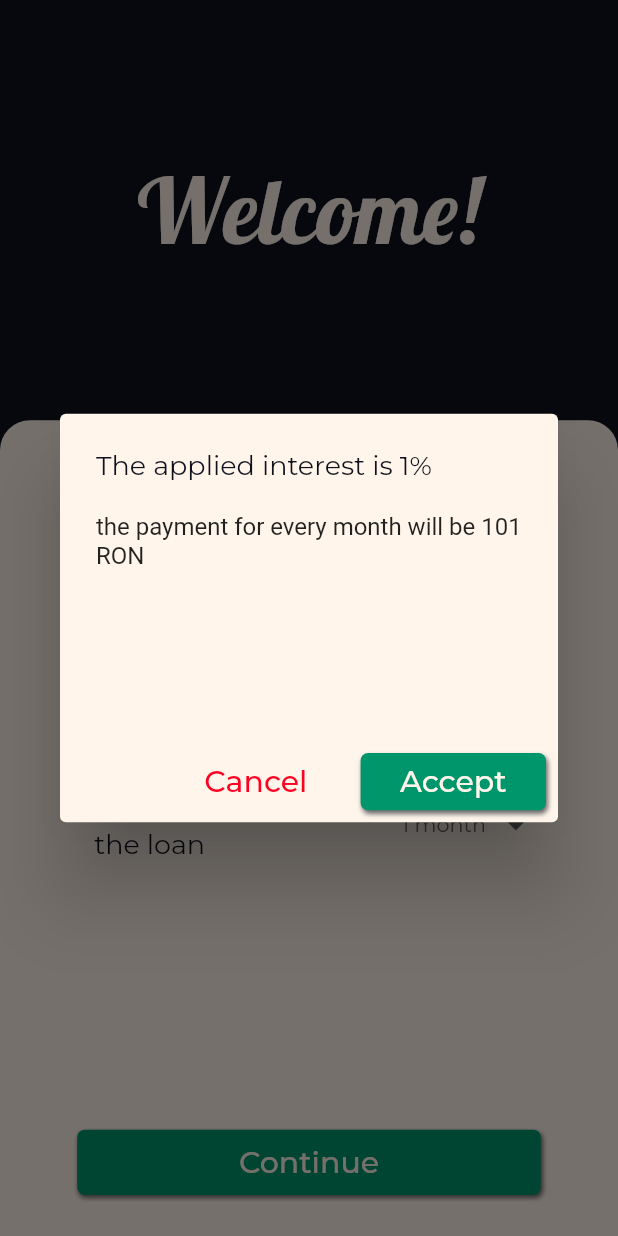
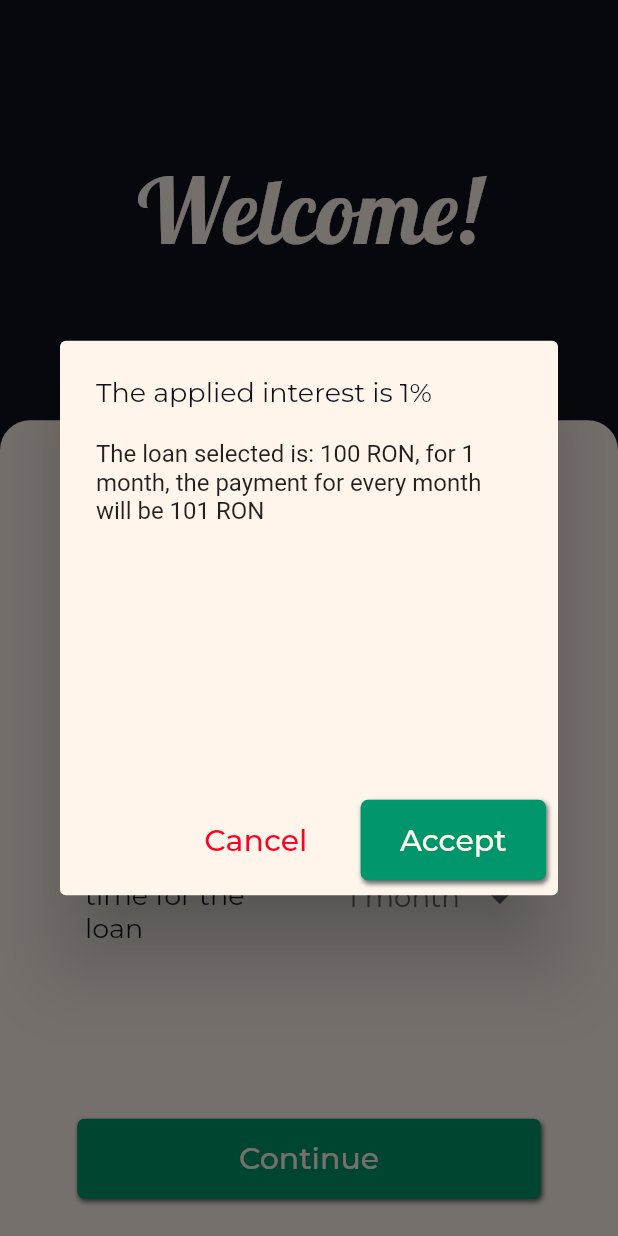
Before and after one commit to Tudor-Anitas/MyCreditLoans, a Flutter app: the screen it shows after launch, after a tap on "Continue", on a phone screen of 412 x 824 dp. Run offline on Flutter 3.47's test engine with Material 2 defaults, Android fonts, the phone set to English and light mode, and no system bars; our stand-ins replace animated_splash_screen, google_fonts, image_picker, page_transition.

Commit message:
removed breakpoints from main page

```diff
--- a/lib/methods.dart
+++ b/lib/methods.dart
@@ -1,25 +1,12 @@
 import 'dart:convert';
 import 'package:http/http.dart' as http;
-import 'package:my_credit_loans/constraints.dart';
 import 'package:my_credit_loans/screens/details_page/components/details_form.dart';
-
-/// Gets the [height] of the device and will return the type of the scree size:
-/// 'small', 'normal' or 'large'
-String getScreenSizeType(double height) {
-  if (height < kNORMAL_BREAKPOINT)
-    return 'small';
-  else if (height < kLARGE_BREAKPOINT)
-    return 'normal';
-  else
-    return 'large';
-}
 
 /// Get score from API
 Future<int> getScore() async {
   try {
     Uri uri = Uri.parse(
         'http://www.randomnumberapi.com/api/v1.0/randomnumber?min=1&max=10&count=1');
-
     var response = await http.get(uri);
     var responseCode = response.statusCode;
 
--- a/lib/screens/main_page/components/dialog_popup.dart
+++ b/lib/screens/main_page/components/dialog_popup.dart
@@ -6,10 +6,11 @@ import 'package:my_credit_loans/widgets/validate_button.dart';
 import 'package:page_transition/page_transition.dart';
 
 /// Shows dialog with loan info
-showCostDialog(
-    BuildContext context, double width, double height, String screenType) {
+showCostDialog(BuildContext context, double width, double height) {
   double finalLoan =
       (MainPage.loanValue + MainPage.loanValue / 100) / MainPage.timePeriod;
+
+  String periodPlural = MainPage.timePeriod == 1? 'month' : 'months';
 
   showDialog(
       context: context,
@@ -18,7 +19,7 @@ showCostDialog(
           title: Text('The applied interest is 1%',
               style: Theme.of(context).textTheme.bodyText2),
           content: Text(
-              'the payment for every month will be ${finalLoan.round()} RON'),
+              'The loan selected is: ${MainPage.loanValue.round()} RON, for ${MainPage.timePeriod} $periodPlural, the payment for every month will be ${finalLoan.round()} RON'),
           backgroundColor: Theme.of(context).backgroundColor,
           contentPadding: EdgeInsets.fromLTRB(24.0, 20.0, 24.0, height * 0.21),
           actions: [
@@ -30,7 +31,6 @@ showCostDialog(
                 }),
             ValidateButton(
                 width: width * 0.3,
-                height: height * 0.07,
                 text: 'Accept',
                 onPressed: () {
                   Navigator.push(
@@ -40,7 +40,6 @@ showCostDialog(
                         child: DetailsPage(
                           loanValue: finalLoan,
                           timePeriod: MainPage.timePeriod,
-                          screenType: screenType,
                           width: width,
                           height: height * 1.5151,
                         ),
--- a/lib/screens/main_page/components/loan_form.dart
+++ b/lib/screens/main_page/components/loan_form.dart
@@ -5,30 +5,21 @@ import 'package:my_credit_loans/screens/main_page/components/slider.dart';
 import 'package:my_credit_loans/widgets/validate_button.dart';
 
 class LoanForm extends StatefulWidget {
-  late final double width;
-  late final double height;
-
-  late final String screenType;
-
-  LoanForm(
-      {required this.width, required this.height, required this.screenType});
-
   @override
   _LoanFormState createState() => _LoanFormState();
 }
 
 class _LoanFormState extends State<LoanForm> {
-  late double spaceSize;
-
-  late double buttonMargin;
-
   late double loanPeriodHeight;
 
   @override
   Widget build(BuildContext context) {
+    double windowWidth = MediaQuery.of(context).size.width;
+    double windowHeight = MediaQuery.of(context).size.height;
+
     return Container(
-      width: widget.width,
-      height: widget.height,
+      width: windowWidth,
+      height: windowHeight * 0.66,
       decoration: BoxDecoration(
           color: Theme.of(context).backgroundColor,
           borderRadius: BorderRadius.only(
@@ -36,57 +27,33 @@ class _LoanFormState extends State<LoanForm> {
       child: Column(
         children: [
           SizedBox(
-            height: spaceSize,
+            height: windowHeight * 0.05,
           ),
-          Text('Please select the'),
-          Text('desired loan'),
-          SizedBox(
-            height: spaceSize,
-          ),
-          LoanSlider(
-            width: widget.width * 0.75,
+          Container(
+            width: windowWidth * 0.35,
+            child: Text(
+              'Please select the desired loan',
+              textAlign: TextAlign.center,
+            ),
           ),
           SizedBox(
-            height: spaceSize,
+            height: windowHeight * 0.05,
           ),
-          LoanPeriod(width: widget.width * 0.75, height: loanPeriodHeight),
+          LoanSlider(),
           SizedBox(
-            height: buttonMargin,
+            height: windowHeight * 0.02,
+          ),
+          LoanPeriod(),
+          SizedBox(
+            height: windowHeight * 0.08,
           ),
           ValidateButton(
-            width: widget.width * 0.75,
-            height: widget.height * 0.08,
             onPressed: () {
-              showCostDialog(
-                  context, widget.width, widget.height, widget.screenType);
+              showCostDialog(context, windowWidth, windowHeight);
             },
           )
         ],
       ),
     );
   }
-
-  @override
-  void initState() {
-    super.initState();
-
-    // changes the sizes of different components depending on the screen size
-    switch (widget.screenType) {
-      case 'large':
-        spaceSize = widget.height * 0.07;
-        buttonMargin = widget.height * 0.3;
-        loanPeriodHeight = widget.height * 0.15;
-        break;
-      case 'normal':
-        spaceSize = widget.height * 0.06;
-        buttonMargin = widget.height * 0.2;
-        loanPeriodHeight = widget.height * 0.2;
-        break;
-      case 'small':
-        spaceSize = widget.height * 0.05;
-        buttonMargin = widget.height * 0.2;
-        loanPeriodHeight = widget.height * 0.2;
-        break;
-    }
-  }
 }
--- a/lib/screens/main_page/components/loan_period.dart
+++ b/lib/screens/main_page/components/loan_period.dart
@@ -2,11 +2,6 @@ import 'package:flutter/material.dart';
 import 'package:my_credit_loans/screens/main_page/main_page.dart';
 
 class LoanPeriod extends StatefulWidget {
-  late final double width;
-  late final double height;
-
-  LoanPeriod({required this.width, required this.height});
-
   @override
   _LoanPeriodState createState() => _LoanPeriodState();
 }
@@ -33,29 +28,23 @@ class _LoanPeriodState extends State<LoanPeriod> {
 
   @override
   Widget build(BuildContext context) {
+    double windowWidth = MediaQuery.of(context).size.width;
+    double windowHeight = MediaQuery.of(context).size.height;
     return Container(
-      width: widget.width,
-      height: widget.height,
+      width: windowWidth * 0.8,
+      height: windowHeight * 0.2,
+      //color: Colors.blue,
       child: Row(
-        mainAxisAlignment: MainAxisAlignment.spaceBetween,
+        mainAxisAlignment: MainAxisAlignment.spaceAround,
+        crossAxisAlignment: CrossAxisAlignment.center,
         children: [
           Container(
-            width: widget.width * 0.48,
-            child: Row(
-              mainAxisAlignment: MainAxisAlignment.start,
-              children: [
-                Column(
-                  children: [
-                    Text('The period'),
-                    Text('of time for'),
-                    Text('the loan')
-                  ],
-                ),
-              ],
-            ),
+            width: windowWidth * 0.35,
+            //color: Colors.amber,
+            child: Text('The period of time for the loan', textAlign: TextAlign.left,),
           ),
           Container(
-            width: widget.width * 0.3,
+            width: windowWidth * 0.3,
             child: FittedBox(
               child: Center(
                 child: DropdownButtonHideUnderline(
--- a/lib/screens/main_page/components/slider.dart
+++ b/lib/screens/main_page/components/slider.dart
@@ -2,19 +2,19 @@ import 'package:flutter/material.dart';
 import 'package:my_credit_loans/screens/main_page/main_page.dart';
 
 class LoanSlider extends StatefulWidget {
-  late final double width;
-
-  LoanSlider({required this.width});
 
   @override
   _LoanSliderState createState() => _LoanSliderState();
 }
 
 class _LoanSliderState extends State<LoanSlider> {
+
   @override
   Widget build(BuildContext context) {
+    double windowWidth = MediaQuery.of(context).size.width;
+
     return Container(
-      width: widget.width,
+      width: windowWidth * 0.75,
       child: Column(
         children: [
           Slider(
--- a/lib/screens/main_page/main_page.dart
+++ b/lib/screens/main_page/main_page.dart
@@ -1,6 +1,5 @@
 import 'package:flutter/cupertino.dart';
 import 'package:flutter/material.dart';
-import 'package:my_credit_loans/methods.dart';
 import 'package:my_credit_loans/screens/main_page/components/headline.dart';
 import 'package:my_credit_loans/screens/main_page/components/loan_form.dart';
 
@@ -18,13 +17,8 @@ class _MainPageState extends State<MainPage> {
 
   @override
   Widget build(BuildContext context) {
-    // takes the size of the screen
     double windowWidth = MediaQuery.of(context).size.width;
     double windowHeight = MediaQuery.of(context).size.height;
-
-    /// describes the size of the screen to better build the UI
-    /// can be: 'small', 'normal', or 'large'
-    String screenSizeFlag = getScreenSizeType(windowHeight);
 
     return Scaffold(
       resizeToAvoidBottomInset: false,
@@ -39,9 +33,8 @@ class _MainPageState extends State<MainPage> {
                 height: windowHeight * 0.34,
               ),
               LoanForm(
-                width: windowWidth,
-                height: windowHeight * 0.66,
-                screenType: screenSizeFlag,
+                // width: windowWidth,
+                // height: windowHeight * 0.66,
               )
             ],
           ),
--- a/lib/widgets/validate_button.dart
+++ b/lib/widgets/validate_button.dart
@@ -2,23 +2,26 @@ import 'package:flutter/material.dart';
 import 'package:my_credit_loans/colors.dart';
 
 class ValidateButton extends StatelessWidget {
-  late final double width;
-  late final double height;
+  late final width;
+  late final height;
   late final onPressed;
   final String text;
 
   ValidateButton({
-    required this.width,
-    required this.height,
+    this.width = 0.0,
+    this.height = 0.0,
     this.text = 'Continue',
     required this.onPressed,
   });
 
   @override
   Widget build(BuildContext context) {
+    double windowWidth = MediaQuery.of(context).size.width;
+    double windowHeight = MediaQuery.of(context).size.height;
+
     return Container(
-      width: width,
-      height: height,
+      width: width != 0.0 ? width : windowWidth * 0.75,
+      height: height != 0.0 ? height : windowHeight * 0.065,
       decoration: BoxDecoration(
           color: Theme.of(context).accentColor,
           borderRadius: BorderRadius.all(Radius.circular(5)),
```
Also changed, not shown: lib/constraints.dart (deleted, +0 -7 lines), lib/screens/details_page/components/details_form.dart (+1 -21 lines), lib/screens/details_page/details_page.dart (+13 -37 lines).
